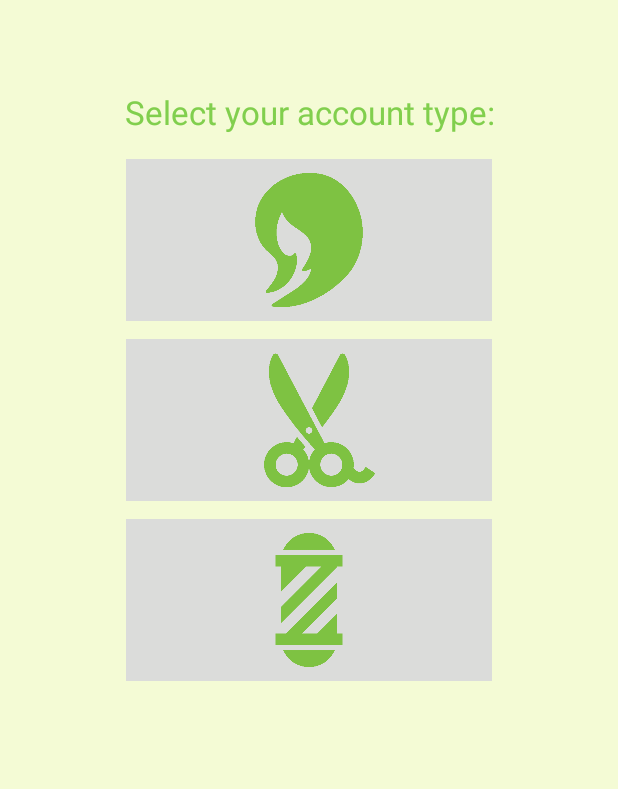
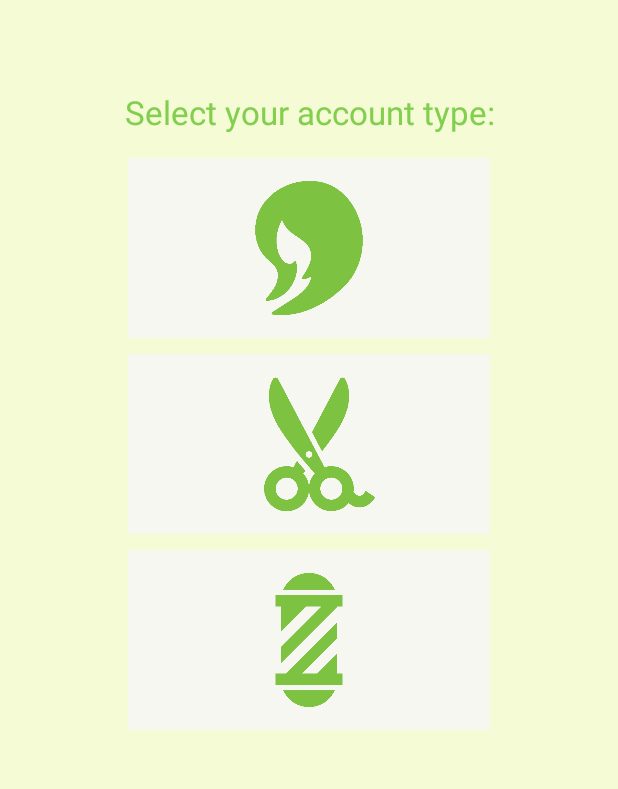
Before and after one commit to talithavanlith/SalonOn, an Android app: the CreateAccountSelectType screen opened directly, with no data from a screen before it, on a phone screen of 412 x 824 dp, the part 225-1014 px from its top. Run offline under Robolectric (Android 15) with nearby library versions, the phone set to English and light mode, and no system bars.

Commit message:
changed some more colours to make it more cohesive

```diff
--- a/app/src/main/res/layout/create_account_type.xml
+++ b/app/src/main/res/layout/create_account_type.xml
@@ -35,7 +35,7 @@
     <LinearLayout
         android:id="@+id/ctnButtons"
         android:layout_width="wrap_content"
-        android:layout_height="376dp"
+        android:layout_height="400dp"
         android:layout_alignTop="@id/logo"
         android:layout_marginStart="80dp"
         android:layout_marginLeft="80dp"
@@ -52,6 +52,8 @@
             android:onClick="accountTypeButton"
             android:scaleType="fitCenter"
             android:padding="15dp"
+            android:layout_margin="5dp"
+            android:background="#F7F7F2"
             android:src="@drawable/hairstyling">
 
         </ImageButton>
@@ -62,7 +64,9 @@
             android:layout_height="120dp"
             android:onClick="accountTypeButton"
             android:scaleType="fitCenter"
+            android:background="#F7F7F2"
             android:padding="15dp"
+            android:layout_margin="5dp"
             android:src="@drawable/scissors">
 
         </ImageButton>
@@ -72,7 +76,9 @@
             android:layout_width="match_parent"
             android:layout_height="120dp"
             android:scaleType="fitCenter"
+            android:background="#F7F7F2"
             android:padding="15dp"
+            android:layout_margin="5dp"
             android:src="@drawable/barberpole">
 
         </ImageButton>
```
Also changed, not shown: app/src/main/res/layout/activity_sign_in.xml (+5 -5 lines).
